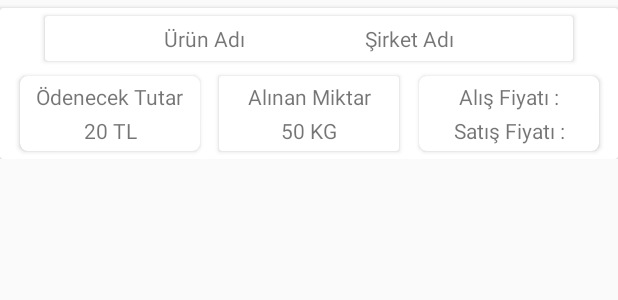
After one commit to mertbabur/Stok-Tracking, an Android app: the layout cardview_summary_purchased_product_design.xml on its own in the app's theme, with its tools: preview values and no code run, on a phone screen of 412 x 824 dp. The commit adds this screen. Shown: the top 300 px of the screen. Run offline under Robolectric (Android 15) with nearby library versions, the phone set to English and light mode, and no system bars.

Commit message:
summaryProductAdapter eklendi ve gorsel nesneler baglandi .

```diff
--- /dev/null
+++ b/app/src/main/java/com/example/stoktakip/Adapters/SummaryProductAdapter.java
@@ -0,0 +1,71 @@
+package com.example.stoktakip.Adapters;
+
+import android.content.Context;
+import android.view.LayoutInflater;
+import android.view.View;
+import android.view.ViewGroup;
+import android.widget.TextView;
+
+import androidx.annotation.NonNull;
+import androidx.recyclerview.widget.RecyclerView;
+
+import com.example.stoktakip.Models.Product;
+import com.example.stoktakip.R;
+
+import java.util.List;
+
+public class SummaryProductAdapter extends RecyclerView.Adapter<SummaryProductAdapter.CardHolder>{
+
+    private Context mContext;
+    private List<Product> productList;
+    private String userUID;
+
+    public SummaryProductAdapter(Context mContext, List<Product> productList, String userUID) {
+        this.mContext = mContext;
+        this.productList = productList;
+        this.userUID = userUID;
+    }
+
+    public class CardHolder extends RecyclerView.ViewHolder{
+
+        TextView textView_cardView_summaryProduct_productName, textView_cardView_summaryProduct_companyName, textView_cardView_summaryProduct_debt
+                , textView_cardView_summaryProduct_purchasedQuantity, textView_cardView_summaryProduct_purchasedPrice, textView_cardView_summaryProduct_sellingPrice;
+
+        public CardHolder(@NonNull View itemView) {
+            super(itemView);
+
+            textView_cardView_summaryProduct_productName = itemView.findViewById(R.id.textView_cardView_summaryProduct_productName);
+            textView_cardView_summaryProduct_companyName = itemView.findViewById(R.id.textView_cardView_summaryProduct_companyName);
+            textView_cardView_summaryProduct_debt = itemView.findViewById(R.id.textView_cardView_summaryProduct_debt);
+            textView_cardView_summaryProduct_purchasedQuantity = itemView.findViewById(R.id.textView_cardView_summaryProduct_purchasedQuantity);
+            textView_cardView_summaryProduct_purchasedPrice = itemView.findViewById(R.id.textView_cardView_summaryProduct_purchasedPrice);
+            textView_cardView_summaryProduct_sellingPrice = itemView.findViewById(R.id.textView_cardView_summaryProduct_sellingPrice);
+
+        }
+    }
+
+    @NonNull
+    @Override
+    public CardHolder onCreateViewHolder(@NonNull ViewGroup parent, int viewType) {
+
+        View itemView = LayoutInflater.from(parent.getContext()).inflate(R.layout.cardview_summary_purchased_product_design, parent, false);
+
+        return new CardHolder(itemView);
+    }
+
+    @Override
+    public void onBindViewHolder(@NonNull CardHolder holder, int position) {
+
+        Product product = productList.get(position);
+
+    }
+
+    @Override
+    public int getItemCount() {
+        return productList.size();
+    }
+
+
+
+
+}
--- a/app/src/main/java/com/example/stoktakip/Fragments/DetailCustomerOrSupplierFragment.java
+++ b/app/src/main/java/com/example/stoktakip/Fragments/DetailCustomerOrSupplierFragment.java
@@ -19,8 +19,11 @@ import androidx.fragment.app.Fragment;
 import androidx.recyclerview.widget.LinearLayoutManager;
 import androidx.recyclerview.widget.RecyclerView;
 
+import com.example.stoktakip.Adapters.ProductListAdapter;
 import com.example.stoktakip.Adapters.SoldProductAdapter;
+import com.example.stoktakip.Adapters.SummaryProductAdapter;
 import com.example.stoktakip.Models.CustomerOrSupplier;
+import com.example.stoktakip.Models.Product;
 import com.example.stoktakip.Models.SoldProduct;
 import com.example.stoktakip.R;
 import com.example.stoktakip.Utils.StockUtils;
@@ -50,8 +53,10 @@ public class DetailCustomerOrSupplierFragment extends Fragment {
     private String WHICH_BUTTON;
     private String USER_UID;
 
-    private SoldProductAdapter adapter;
+    private SoldProductAdapter soldProductAdapter;
+    private SummaryProductAdapter productAdapter;
     private List<SoldProduct> soldProductList;
+    private List<Product> productList;
 
     private FirebaseDatabase database;
     private DatabaseReference myRef;
@@ -75,6 +80,7 @@ public class DetailCustomerOrSupplierFragment extends Fragment {
         }
         else {
             setCustomerInfo("Suppliers");
+            getProductFromDB();
         }
 
 
@@ -108,6 +114,7 @@ public class DetailCustomerOrSupplierFragment extends Fragment {
         mAuth = FirebaseAuth.getInstance();
 
         soldProductList = new ArrayList();
+        productList = new ArrayList<>();
 
         USER_UID = mAuth.getUid();
 
@@ -257,10 +264,16 @@ public class DetailCustomerOrSupplierFragment extends Fragment {
         recyclerViewfragmentDetailCustomer.setHasFixedSize(true);
         recyclerViewfragmentDetailCustomer.setLayoutManager(new LinearLayoutManager(getActivity()));
 
-        adapter = new SoldProductAdapter(getActivity(), soldProductList, USER_UID);
 
-        recyclerViewfragmentDetailCustomer.setAdapter(adapter);
 
+        if (WHICH_BUTTON.equals("customerButton")) {
+            soldProductAdapter = new SoldProductAdapter(getActivity(), soldProductList, USER_UID);
+            recyclerViewfragmentDetailCustomer.setAdapter(soldProductAdapter);
+        }
+        else {
+            productAdapter = new SummaryProductAdapter(getActivity(), productList, USER_UID);
+            recyclerViewfragmentDetailCustomer.setAdapter(productAdapter);
+        }
     }
 
 
@@ -304,5 +317,43 @@ public class DetailCustomerOrSupplierFragment extends Fragment {
 
     }
 
+    public void getProductFromDB(){
+
+        myRef.child("Suppliers").child(USER_UID).child(CUSTOMER_OR_SUPPLIER_KEY).child("ProductsKey").addChildEventListener(new ChildEventListener() {
+            @Override
+            public void onChildAdded(@NonNull DataSnapshot snapshot, @Nullable String previousChildName) {
+
+                Product product = snapshot.getValue(Product.class);
+                productList.add(product);
+                defineRecyclerView();
+
+
+            }
+
+            @Override
+            public void onChildChanged(@NonNull DataSnapshot snapshot, @Nullable String previousChildName) {
+
+            }
+
+            @Override
+            public void onChildRemoved(@NonNull DataSnapshot snapshot) {
+
+            }
+
+            @Override
+            public void onChildMoved(@NonNull DataSnapshot snapshot, @Nullable String previousChildName) {
+
+            }
+
+            @Override
+            public void onCancelled(@NonNull DatabaseError error) {
+
+            }
+        });
+
+
+    }
+
+
 
 }
--- /dev/null
+++ b/app/src/main/res/layout/cardview_summary_purchased_product_design.xml
@@ -0,0 +1,186 @@
+<?xml version="1.0" encoding="utf-8"?>
+<androidx.constraintlayout.widget.ConstraintLayout xmlns:android="http://schemas.android.com/apk/res/android"
+    xmlns:app="http://schemas.android.com/apk/res-auto"
+    xmlns:tools="http://schemas.android.com/tools"
+    android:layout_width="match_parent"
+    android:layout_height="wrap_content">
+
+    <androidx.cardview.widget.CardView
+        android:layout_width="match_parent"
+        android:layout_height="wrap_content"
+        android:layout_marginTop="5dp"
+        app:layout_constraintBottom_toBottomOf="parent"
+        app:layout_constraintEnd_toEndOf="parent"
+        app:layout_constraintHorizontal_bias="0.5"
+        app:layout_constraintStart_toStartOf="parent"
+        app:layout_constraintTop_toTopOf="parent">
+
+        <androidx.constraintlayout.widget.ConstraintLayout
+            android:layout_width="match_parent"
+            android:layout_height="match_parent">
+
+            <androidx.cardview.widget.CardView
+                android:id="@+id/cardView14"
+                android:layout_width="0dp"
+                android:layout_height="wrap_content"
+                android:layout_marginStart="30dp"
+                android:layout_marginLeft="30dp"
+                android:layout_marginTop="5dp"
+                android:layout_marginEnd="30dp"
+                android:layout_marginRight="30dp"
+                app:layout_constraintEnd_toEndOf="parent"
+                app:layout_constraintHorizontal_bias="0.5"
+                app:layout_constraintStart_toStartOf="parent"
+                app:layout_constraintTop_toTopOf="parent">
+
+                <androidx.constraintlayout.widget.ConstraintLayout
+                    android:layout_width="match_parent"
+                    android:layout_height="match_parent">
+
+                    <TextView
+                        android:id="@+id/textView_cardView_summaryProduct_productName"
+                        android:layout_width="wrap_content"
+                        android:layout_height="wrap_content"
+                        android:layout_marginTop="5dp"
+                        android:layout_marginBottom="5dp"
+                        android:text="Ürün Adı"
+                        app:layout_constraintBottom_toBottomOf="parent"
+                        app:layout_constraintEnd_toStartOf="@+id/textView_cardView_summaryProduct_companyName"
+                        app:layout_constraintHorizontal_bias="0.5"
+                        app:layout_constraintStart_toStartOf="parent"
+                        app:layout_constraintTop_toTopOf="parent" />
+
+                    <TextView
+                        android:id="@+id/textView_cardView_summaryProduct_companyName"
+                        android:layout_width="wrap_content"
+                        android:layout_height="wrap_content"
+                        android:text="Şirket Adı"
+                        app:layout_constraintBottom_toBottomOf="parent"
+                        app:layout_constraintEnd_toEndOf="parent"
+                        app:layout_constraintHorizontal_bias="0.5"
+                        app:layout_constraintStart_toEndOf="@+id/textView_cardView_summaryProduct_productName"
+                        app:layout_constraintTop_toTopOf="parent" />
+                </androidx.constraintlayout.widget.ConstraintLayout>
+            </androidx.cardview.widget.CardView>
+
+            <androidx.cardview.widget.CardView
+                android:id="@+id/cardView17"
+                android:layout_width="120dp"
+                android:layout_height="50dp"
+                android:layout_marginTop="10dp"
+                app:cardCornerRadius="5dp"
+                app:layout_constraintEnd_toStartOf="@+id/cardView18"
+                app:layout_constraintHorizontal_bias="0.5"
+                app:layout_constraintStart_toStartOf="parent"
+                app:layout_constraintTop_toBottomOf="@+id/cardView14">
+
+                <androidx.constraintlayout.widget.ConstraintLayout
+                    android:layout_width="match_parent"
+                    android:layout_height="match_parent">
+
+                    <TextView
+                        android:id="@+id/textView23"
+                        android:layout_width="wrap_content"
+                        android:layout_height="wrap_content"
+                        android:text="Ödenecek Tutar"
+                        app:layout_constraintBottom_toTopOf="@+id/textView_cardView_summaryProduct_debt"
+                        app:layout_constraintEnd_toEndOf="parent"
+                        app:layout_constraintHorizontal_bias="0.5"
+                        app:layout_constraintStart_toStartOf="parent"
+                        app:layout_constraintTop_toTopOf="parent" />
+
+                    <TextView
+                        android:id="@+id/textView_cardView_summaryProduct_debt"
+                        android:layout_width="wrap_content"
+                        android:layout_height="wrap_content"
+                        android:text="20 TL"
+                        app:layout_constraintBottom_toBottomOf="parent"
+                        app:layout_constraintEnd_toEndOf="parent"
+                        app:layout_constraintHorizontal_bias="0.5"
+                        app:layout_constraintStart_toStartOf="parent"
+                        app:layout_constraintTop_toBottomOf="@+id/textView23" />
+                </androidx.constraintlayout.widget.ConstraintLayout>
+            </androidx.cardview.widget.CardView>
+
+            <androidx.cardview.widget.CardView
+                android:id="@+id/cardView18"
+                android:layout_width="120dp"
+                android:layout_height="50dp"
+                android:layout_marginTop="10dp"
+                app:layout_constraintEnd_toStartOf="@+id/cardView21"
+                app:layout_constraintHorizontal_bias="0.5"
+                app:layout_constraintStart_toEndOf="@+id/cardView17"
+                app:layout_constraintTop_toBottomOf="@+id/cardView14">
+
+                <androidx.constraintlayout.widget.ConstraintLayout
+                    android:layout_width="match_parent"
+                    android:layout_height="match_parent">
+
+                    <TextView
+                        android:id="@+id/textView29"
+                        android:layout_width="wrap_content"
+                        android:layout_height="wrap_content"
+                        android:text="Alınan Miktar"
+                        app:layout_constraintBottom_toTopOf="@+id/textView_cardView_summaryProduct_purchasedQuantity"
+                        app:layout_constraintEnd_toEndOf="parent"
+                        app:layout_constraintHorizontal_bias="0.5"
+                        app:layout_constraintStart_toStartOf="parent"
+                        app:layout_constraintTop_toTopOf="parent" />
+
+                    <TextView
+                        android:id="@+id/textView_cardView_summaryProduct_purchasedQuantity"
+                        android:layout_width="wrap_content"
+                        android:layout_height="wrap_content"
+                        android:text="50 KG"
+                        app:layout_constraintBottom_toBottomOf="parent"
+                        app:layout_constraintEnd_toEndOf="parent"
+                        app:layout_constraintHorizontal_bias="0.5"
+                        app:layout_constraintStart_toStartOf="parent"
+                        app:layout_constraintTop_toBottomOf="@+id/textView29" />
+                </androidx.constraintlayout.widget.ConstraintLayout>
+            </androidx.cardview.widget.CardView>
+
+            <androidx.cardview.widget.CardView
+                android:id="@+id/cardView21"
+                android:layout_width="120dp"
+                android:layout_height="50dp"
+                android:layout_marginTop="10dp"
+                android:layout_marginBottom="5dp"
+                app:cardCornerRadius="5dp"
+                app:layout_constraintBottom_toBottomOf="parent"
+                app:layout_constraintEnd_toEndOf="parent"
+                app:layout_constraintHorizontal_bias="0.5"
+                app:layout_constraintStart_toEndOf="@+id/cardView18"
+                app:layout_constraintTop_toBottomOf="@+id/cardView14">
+
+                <androidx.constraintlayout.widget.ConstraintLayout
+                    android:layout_width="match_parent"
+                    android:layout_height="match_parent">
+
+                    <TextView
+                        android:id="@+id/textView_cardView_summaryProduct_purchasedPrice"
+                        android:layout_width="wrap_content"
+                        android:layout_height="wrap_content"
+                        android:text="Alış Fiyatı :"
+                        app:layout_constraintBottom_toTopOf="@+id/textView_cardView_summaryProduct_sellingPrice"
+                        app:layout_constraintEnd_toEndOf="parent"
+                        app:layout_constraintHorizontal_bias="0.5"
+                        app:layout_constraintStart_toStartOf="parent"
+                        app:layout_constraintTop_toTopOf="parent" />
+
+                    <TextView
+                        android:id="@+id/textView_cardView_summaryProduct_sellingPrice"
+                        android:layout_width="wrap_content"
+                        android:layout_height="wrap_content"
+                        android:text="Satış Fiyatı :"
+                        app:layout_constraintBottom_toBottomOf="parent"
+                        app:layout_constraintEnd_toEndOf="parent"
+                        app:layout_constraintHorizontal_bias="0.5"
+                        app:layout_constraintStart_toStartOf="parent"
+                        app:layout_constraintTop_toBottomOf="@+id/textView_cardView_summaryProduct_purchasedPrice" />
+                </androidx.constraintlayout.widget.ConstraintLayout>
+            </androidx.cardview.widget.CardView>
+
+        </androidx.constraintlayout.widget.ConstraintLayout>
+    </androidx.cardview.widget.CardView>
+</androidx.constraintlayout.widget.ConstraintLayout>
```
